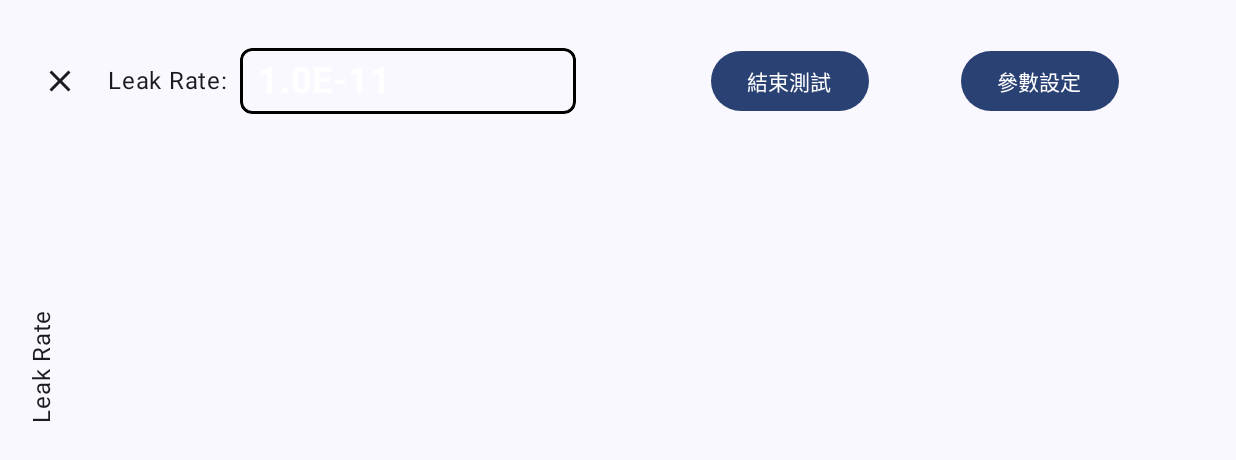
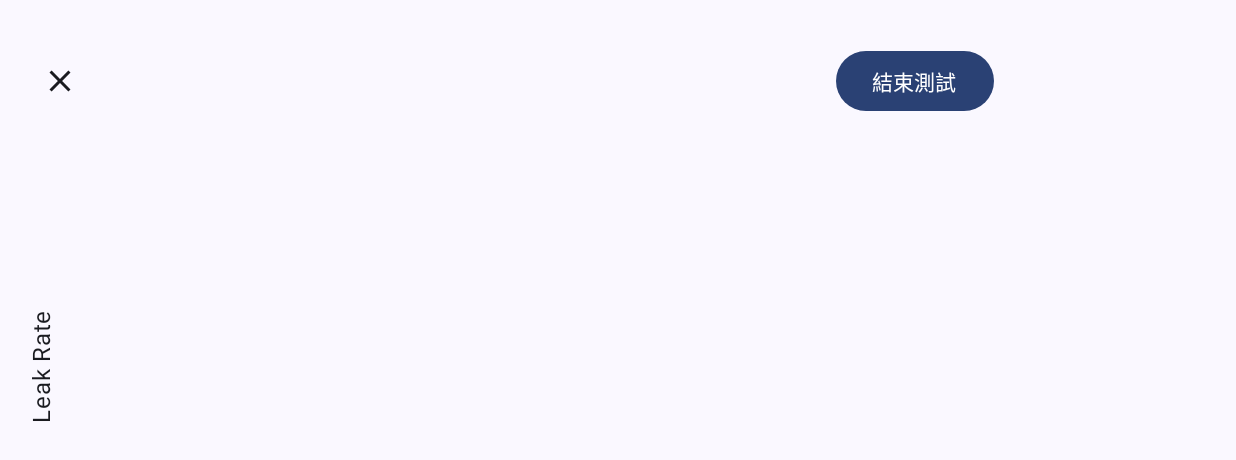
Before and after one commit to DarrenChiang/BluetoothSensorApp, an Android app built with Jetpack Compose: the screen it shows after launch (MainActivity), after a tap on "開始測試", on a phone screen of 824 x 412 dp (held sideways). Shown: the top 460 px of the screen. Run offline under Robolectric (Android 15) with nearby library versions, the light colour scheme and no system bars; our stand-ins replace Dagger/Hilt's generated code; libraries missing offline, so code that uses them is left out: com.github.mikephil.charting; 1 statement that could not run was skipped; 3 other taps on this screen came first.

Commit message:
Remove leak rate label, config, and speed up polling

```diff
--- a/app/src/main/java/com/aqst/bluetoothsensorapp/presentation/BluetoothViewModel.kt
+++ b/app/src/main/java/com/aqst/bluetoothsensorapp/presentation/BluetoothViewModel.kt
@@ -285,7 +285,7 @@ class BluetoothViewModel @Inject constructor(
 
     fun startPolling() {
         if (_state.value.pollingInterval == null) {
-            val delay = 300.toLong()
+            val delay = 100.toLong()
             val timer = Timer()
 
             val timerTask = object : TimerTask() {
@@ -634,7 +634,7 @@ class BluetoothViewModel @Inject constructor(
 
     fun loadTestData() {
         if (_state.value.pollingInterval == null) {
-            val delay = 300.toLong()
+            val delay = 100.toLong()
             val timer = Timer()
 
             val timerTask = object : TimerTask() {
--- a/app/src/main/java/com/aqst/bluetoothsensorapp/presentation/components/ButtonControls.kt
+++ b/app/src/main/java/com/aqst/bluetoothsensorapp/presentation/components/ButtonControls.kt
@@ -93,7 +93,7 @@ fun ButtonControls(
             verticalAlignment = Alignment.CenterVertically
         ) {
             DisconnectButton(onDisconnect = onDisconnect)
-            LeakRateLabel(leakRate = leakRate, leakRateColor = leakRateColor)
+//            LeakRateLabel(leakRate = leakRate, leakRateColor = leakRateColor)
         }
         Row(
             modifier = Modifier.weight(0.5f),
@@ -103,9 +103,9 @@ fun ButtonControls(
             Button(onClick = if (isPolling) onStopPolling else onStartPolling) {
                 Text(text = if (isPolling) "結束測試" else "開始測試")
             }
-            Button(onClick = onOpenLeakRateConfiguration) {
-                Text(text = "參數設定")
-            }
+//            Button(onClick = onOpenLeakRateConfiguration) {
+//                Text(text = "參數設定")
+//            }
         }
 
     }
```
